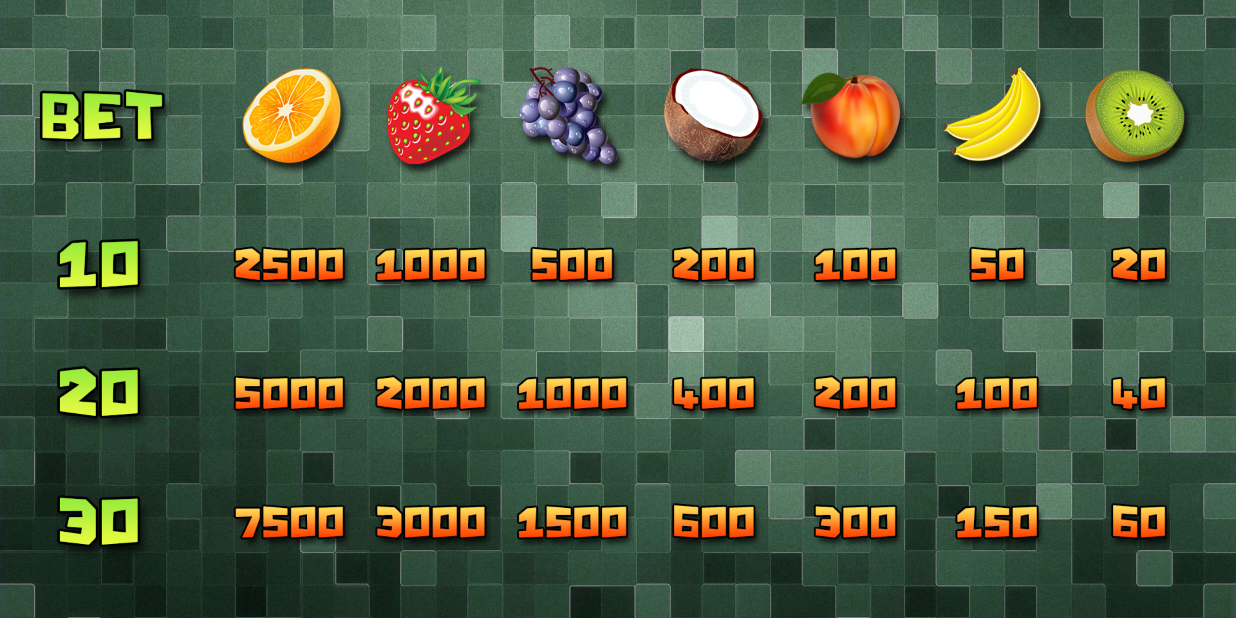
After one commit to YuraSopa/MySlotApp, an Android app: the fragment TableFragment placed in its activity, on a phone screen of 824 x 412 dp (held sideways). The commit adds this screen. Run offline under Robolectric (Android 15) with nearby library versions, the light colour scheme and no system bars.

Commit message:
Update ViewModel

```diff
--- a/app/build.gradle.kts
+++ b/app/build.gradle.kts
@@ -49,6 +49,10 @@ dependencies {
     implementation("androidx.room:room-ktx:$room_version")
     kapt("androidx.room:room-compiler:$room_version")
 
+    implementation ("org.jetbrains.kotlinx:kotlinx-coroutines-core:1.7.3")
+    implementation ("org.jetbrains.kotlinx:kotlinx-coroutines-android:1.7.3")
+
+
     implementation("androidx.core:core-ktx:1.12.0")
     implementation("androidx.appcompat:appcompat:1.6.1")
     implementation("com.google.android.material:material:1.11.0")
--- a/app/src/main/java/com/example/myslotapp/domain/Game.kt
+++ b/app/src/main/java/com/example/myslotapp/domain/Game.kt
@@ -1,4 +1,6 @@
 package com.example.myslotapp.domain
+
+import com.example.myslotapp.utils.Constants.START_CREDIT
 
 data class Game(
     val slot: List<Symbol>,
@@ -10,7 +12,7 @@ data class Game(
         val DEFAULT_GAME = Game(
             listOf(),
             bet = Bet.BET_10.betValue,
-            300,
+            START_CREDIT,
             0
         )
     }
--- /dev/null
+++ b/app/src/main/java/com/example/myslotapp/presentation/TableFragment.kt
@@ -0,0 +1,40 @@
+package com.example.myslotapp.presentation
+
+import android.os.Bundle
+import android.view.LayoutInflater
+import android.view.View
+import android.view.ViewGroup
+import androidx.fragment.app.Fragment
+import com.example.myslotapp.databinding.FragmentTableBinding
+
+
+class TableFragment : Fragment() {
+
+    private var _binding: FragmentTableBinding? = null
+    private val binding: FragmentTableBinding
+        get() = _binding!!
+
+
+    override fun onCreateView(
+        inflater: LayoutInflater, container: ViewGroup?,
+        savedInstanceState: Bundle?
+    ): View {
+        _binding = FragmentTableBinding.inflate(inflater, container, false)
+        return binding.root
+    }
+
+    override fun onViewCreated(view: View, savedInstanceState: Bundle?) {
+        super.onViewCreated(view, savedInstanceState)
+
+        binding.tableBg.setOnClickListener {
+            val fragmentManager = requireActivity().supportFragmentManager
+            if (fragmentManager.backStackEntryCount > 0) {
+                fragmentManager.popBackStack()
+            } else {
+                requireActivity().finish()
+            }
+        }
+    }
+
+
+}
--- a/app/src/main/res/layout-land/activity_game.xml
+++ b/app/src/main/res/layout-land/activity_game.xml
@@ -201,4 +201,9 @@
         app:layout_constraintTop_toTopOf="@id/ivPipe"
         app:srcCompat="@drawable/item2" />
 
+    <FrameLayout
+        android:id="@+id/fragment_container"
+        android:layout_width="match_parent"
+        android:layout_height="match_parent"/>
+
 </androidx.constraintlayout.widget.ConstraintLayout>
--- /dev/null
+++ b/app/src/main/res/layout/fragment_table.xml
@@ -0,0 +1,24 @@
+<?xml version="1.0" encoding="utf-8"?>
+<FrameLayout xmlns:android="http://schemas.android.com/apk/res/android"
+    xmlns:tools="http://schemas.android.com/tools"
+    android:layout_width="match_parent"
+    android:layout_height="match_parent"
+    tools:context=".presentation.TableFragment">
+
+    <ImageView
+        android:id="@+id/tableBg"
+        android:src="@drawable/table_bg"
+        android:scaleType="centerCrop"
+        android:layout_width="match_parent"
+        android:layout_height="match_parent"
+        android:text="@string/hello_blank_fragment"
+        android:contentDescription="@string/close_table" />
+
+    <ImageView
+        android:src="@drawable/table"
+        android:layout_width="match_parent"
+        android:layout_height="match_parent"
+        android:text="@string/hello_blank_fragment"
+        android:contentDescription="@string/items" />
+
+</FrameLayout>
--- a/app/src/main/res/values/strings.xml
+++ b/app/src/main/res/values/strings.xml
@@ -4,4 +4,7 @@
     <string name="dummy_content">DUMMY\nCONTENT</string>
     <string name="start_game">Start game</string>
     <string name="exit">Exit</string>
+    <string name="hello_blank_fragment">Hello blank fragment</string>
+    <string name="close_table">Close table</string>
+    <string name="items">Items</string>
 </resources>
```
Also changed, not shown: app/src/main/java/com/example/myslotapp/presentation/GameActivity.kt (+41 -96 lines), app/src/main/java/com/example/myslotapp/presentation/GameViewModel.kt (+122 -0 lines), app/src/main/java/com/example/myslotapp/utils/Constants.kt (+9 -7 lines), app/src/main/res/drawable/table.png (added), app/src/main/res/drawable/table_bg.jpg (added).
